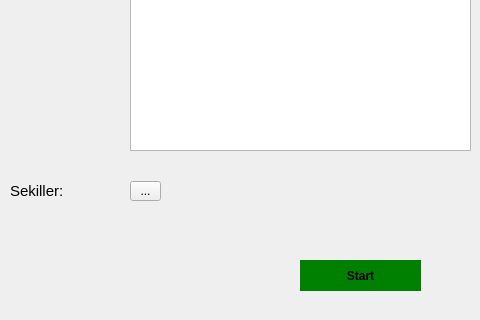
This is untitled.ui in ilkinaslanli2001/TapAzAdder as Qt 5 draws it before an edit; both pictures show x 0 to 480 and y 160 to 480 of the 764 by 480 pixel window. The edited form follows.
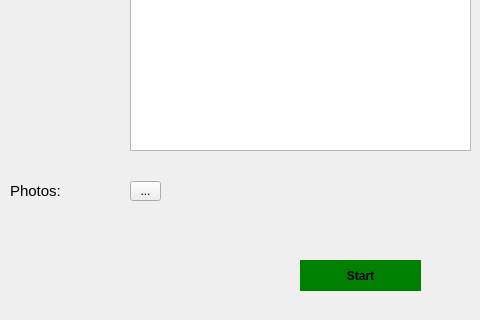
This is the edited form.

What changed in the file:
```diff
--- a/untitled.ui
+++ b/untitled.ui
@@ -281,7 +281,7 @@
      </rect>
     </property>
     <property name="text">
-     <string>Sekiller:</string>
+     <string>Photos:</string>
     </property>
    </widget>
    <widget class="QLabel" name="label_2">
```
